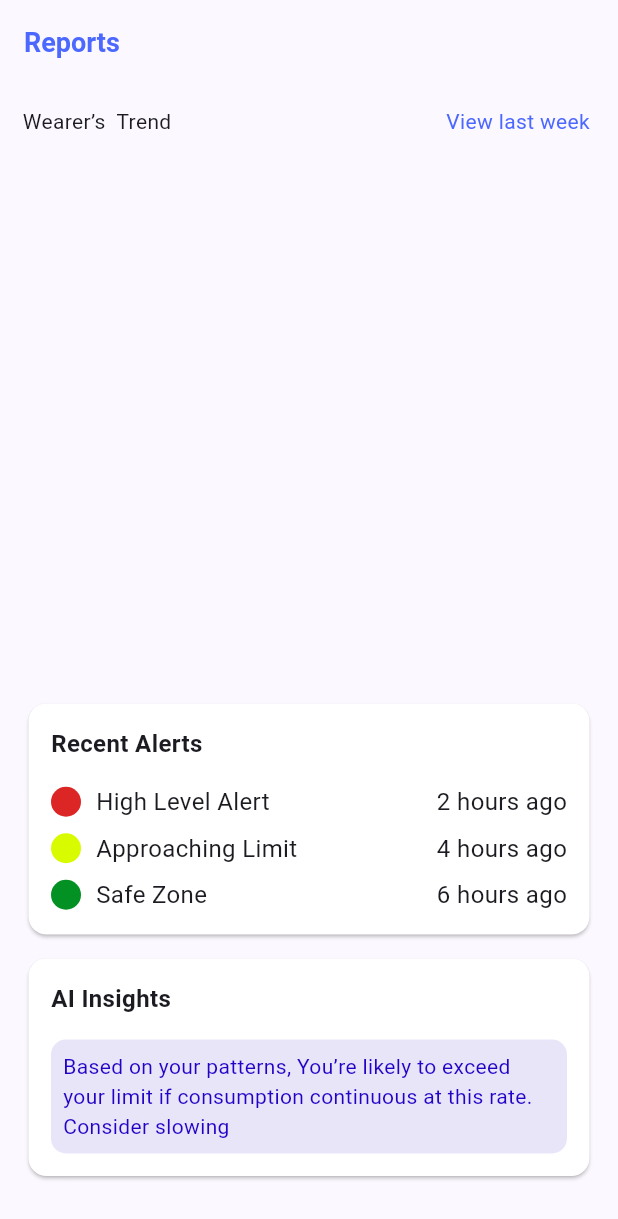
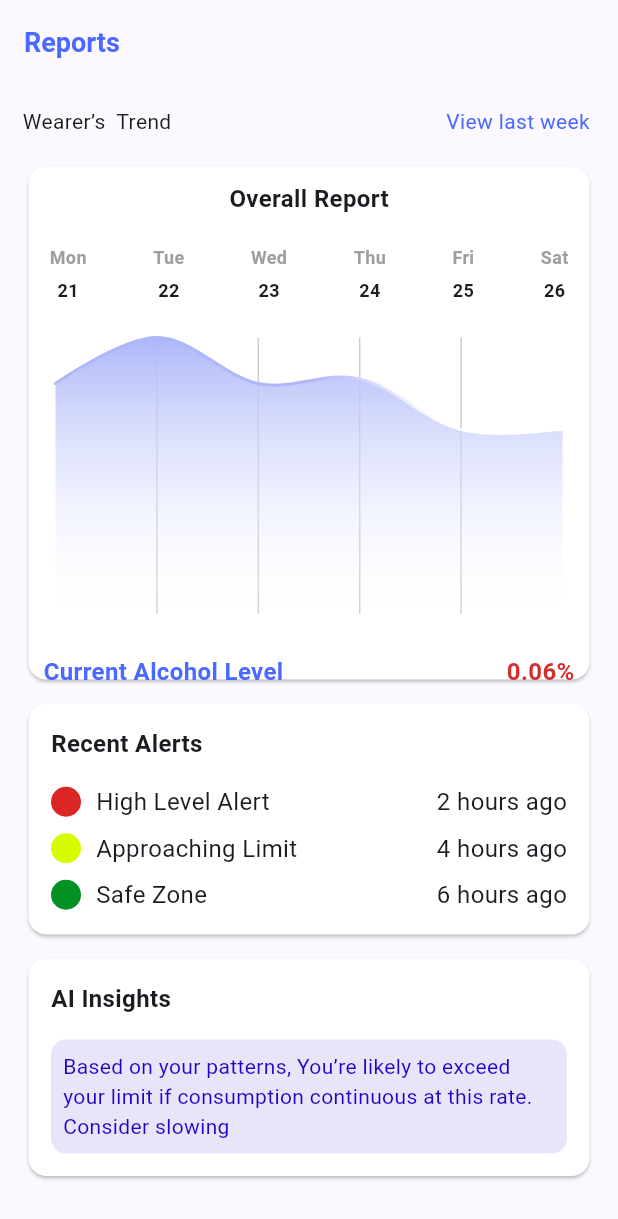
Before and after one commit to SapnnaRajput/Ok_Report, a Flutter app: the ReportScreen screen opened directly, on a phone screen of 412 x 824 dp. Shown: the top 1219 px of the screen. Run offline on Flutter 3.47's test engine with Material 3 defaults, Android fonts, the light colour scheme and no system bars; drawn by our look-alikes of fl_chart; our stand-ins replace flutter_svg, get, google_fonts, intl_phone_number_input, syncfusion_flutter_gauges, table_calendar.

Commit message:
pushPlanScreen&AIscreen

```diff
--- a/lib/report_screen/graphChart_Custom.dart
+++ b/lib/report_screen/graphChart_Custom.dart
@@ -1,184 +1,184 @@
-//
-// import 'package:fl_chart/fl_chart.dart';
-// import 'package:flutter/cupertino.dart';
-// import 'package:flutter/material.dart';
-// import 'package:intl/intl.dart';
-//
-// import '../utils/constants/colors.dart';
-//
-//
-// class graphChart_Custom extends StatefulWidget {
-//   const graphChart_Custom({super.key});
-//
-//   @override
-//   State<graphChart_Custom> createState() => _LineChartSample2State();
-// }
-//
-// class _LineChartSample2State extends State<graphChart_Custom> {
-//   List<Color> gradientColors = [
-//     const Color(0xFFADB7F9),
-//     const Color(0xFFADB7F9),
-//     const Color(0xFFADB7F9),
-//     const Color(0xFFFFFFFF),
-//     const Color(0xFFFFFFFF),
-//
-//   ];
-//
-//   bool showAvg = false;
-//
-//   @override
-//   Widget build(BuildContext context) {
-//     DateTime currentDate = DateTime.now();
-//     List<String> weekdays = ['Mon', 'Tue', 'Wed', 'Thu', 'Fri', 'Sat'];
-//     List<String> dates = List.generate(6, (index) {
-//       // Calculate date for the current day (Mon, Tue, ...)
-//       DateTime day = currentDate.subtract(Duration(days: currentDate.weekday - (index + 1)));
-//       return DateFormat('d').format(day);
-//     });
-//
-//     return Padding(
-//       padding: const EdgeInsets.all(10.0),
-//       child: Column(
-//         children: [
-//           // Days of week header with green background
-//           const Text(
-//             'Overall Report',
-//             style: TextStyle(fontWeight: FontWeight.bold, fontSize: 16),
-//           ),
-//           const SizedBox(height: 15),
-//           SizedBox(
-//             height: 54,
-//             child: Row(
-//               mainAxisAlignment: MainAxisAlignment.spaceBetween,
-//               children: List.generate(6, (index) {
-//                 return Container(
-//                   padding: const EdgeInsets.all(4),
-//                   child: Column(
-//                     children: [
-//                       Text(
-//                         weekdays[index],
-//                         style: const TextStyle(fontWeight: FontWeight.bold, color: Colors.grey, fontSize: 12),
-//                       ),
-//                       const SizedBox(height: 5,),
-//                       Text(
-//                         dates[index],
-//                         style: const TextStyle(fontWeight: FontWeight.bold, fontSize: 12),
-//                       )
-//                     ],
-//                   ),
-//                 );
-//               }),
-//             ),
-//           ),
-//           // Chart with toggle button
-//           Stack(
-//             children: <Widget>[
-//               AspectRatio(
-//                 aspectRatio: 1.70,
-//                 child: Padding(
-//                   padding: const EdgeInsets.only(
-//                     right: 8,
-//                     left: 8,
-//                     top: 12,  // Reduced top padding
-//                     bottom: 12,
-//                   ),
-//                   child: LineChart(
-//                     mainData(),
-//                   ),
-//                 ),
-//               ),
-//
-//             ],
-//           ),
-//           const SizedBox(height: 15),
-//           const Row(
-//             mainAxisAlignment: MainAxisAlignment.spaceBetween,
-//             children: [
-//               Text(
-//                 "Current Alcohol Level",
-//                 style: TextStyle(fontSize: 16, fontWeight: FontWeight.bold, color: ORColors.buttonPrimary,),
-//               ),
-//               Text(
-//                 "0.06%",
-//                 style: TextStyle(fontSize: 16, fontWeight: FontWeight.bold, color: ORColors.error),
-//               ),
-//             ],
-//           ),
-//         ],
-//       ),
-//     );
-//   }
-//
-//   LineChartData mainData() {
-//     return LineChartData(
-//       titlesData: const FlTitlesData(
-//         show: false,
-//         rightTitles: AxisTitles(
-//           sideTitles: SideTitles(showTitles: true),
-//         ),
-//         topTitles: AxisTitles(
-//           sideTitles: SideTitles(showTitles: false),
-//         ),
-//         bottomTitles: AxisTitles(
-//           sideTitles: SideTitles(
-//             showTitles: true,
-//             reservedSize: 30,
-//             interval: 1,
-//           ),
-//         ),
-//       ),
-//       borderData: FlBorderData(
-//         show: false, // This hides the border around the chart
-//       ),
-//       gridData: FlGridData(
-//         show: true,
-//         drawHorizontalLine: false,
-//         drawVerticalLine: true,
-//         verticalInterval: 2, // Creates 5 intervals (0-10 divided by 2)
-//         getDrawingVerticalLine: (value) {
-//           // For 6 vertical lines (including start/end), use maxX divided by 5
-//           return FlLine(
-//             color: Colors.grey.withOpacity(0.5),
-//             strokeWidth: 1,
-//           );
-//         },
-//       ),
-//       minX: 0,
-//       maxX: 10, // Adjusted for 6 days (0-10 with interval)
-//       minY: 0,
-//       maxY: 6,
-//       lineBarsData: [
-//         LineChartBarData(
-//           spots: const [
-//             FlSpot(0, 5),
-//             FlSpot(2, 6),
-//             FlSpot(4, 5),
-//             FlSpot(6, 5.1),
-//             FlSpot(8, 4),
-//             FlSpot(10, 4),
-//           ],
-//           isCurved: true,
-//           gradient: LinearGradient(
-//             colors: gradientColors,
-//           ),
-//           isStrokeCapRound: true,
-//           dotData: const FlDotData(
-//             show: false,
-//           ),
-//           belowBarData: BarAreaData(
-//             show: true,
-//             gradient: LinearGradient(
-//               begin: Alignment.topCenter,
-//               end: Alignment.bottomCenter,
-//               colors: [
-//                 gradientColors.first, // Full purple at top
-//                 Colors.white.withOpacity(0.1), // Near-transparent white at bottom
-//               ],
-//               stops: const [0.0, 1.0], // Full gradient span
-//             ),
-//           ),
-//         ),
-//       ],
-//     );
-//   }
-// }
+
+import 'package:fl_chart/fl_chart.dart';
+import 'package:flutter/cupertino.dart';
+import 'package:flutter/material.dart';
+import 'package:intl/intl.dart';
+
+import '../utils/constants/colors.dart';
+
+
+class graphChart_Custom extends StatefulWidget {
+  const graphChart_Custom({super.key});
+
+  @override
+  State<graphChart_Custom> createState() => _LineChartSample2State();
+}
+
+class _LineChartSample2State extends State<graphChart_Custom> {
+  List<Color> gradientColors = [
+    const Color(0xFFADB7F9),
+    const Color(0xFFADB7F9),
+    const Color(0xFFADB7F9),
+    const Color(0xFFFFFFFF),
+    const Color(0xFFFFFFFF),
+
+  ];
+
+  bool showAvg = false;
+
+  @override
+  Widget build(BuildContext context) {
+    DateTime currentDate = DateTime.now();
+    List<String> weekdays = ['Mon', 'Tue', 'Wed', 'Thu', 'Fri', 'Sat'];
+    List<String> dates = List.generate(6, (index) {
+      // Calculate date for the current day (Mon, Tue, ...)
+      DateTime day = currentDate.subtract(Duration(days: currentDate.weekday - (index + 1)));
+      return DateFormat('d').format(day);
+    });
+
+    return Padding(
+      padding: const EdgeInsets.all(10.0),
+      child: Column(
+        children: [
+          // Days of week header with green background
+          const Text(
+            'Overall Report',
+            style: TextStyle(fontWeight: FontWeight.bold, fontSize: 16),
+          ),
+          const SizedBox(height: 15),
+          SizedBox(
+            height: 54,
+            child: Row(
+              mainAxisAlignment: MainAxisAlignment.spaceBetween,
+              children: List.generate(6, (index) {
+                return Container(
+                  padding: const EdgeInsets.all(4),
+                  child: Column(
+                    children: [
+                      Text(
+                        weekdays[index],
+                        style: const TextStyle(fontWeight: FontWeight.bold, color: Colors.grey, fontSize: 12),
+                      ),
+                      const SizedBox(height: 5,),
+                      Text(
+                        dates[index],
+                        style: const TextStyle(fontWeight: FontWeight.bold, fontSize: 12),
+                      )
+                    ],
+                  ),
+                );
+              }),
+            ),
+          ),
+          // Chart with toggle button
+          Stack(
+            children: <Widget>[
+              AspectRatio(
+                aspectRatio: 1.70,
+                child: Padding(
+                  padding: const EdgeInsets.only(
+                    right: 8,
+                    left: 8,
+                    top: 12,  // Reduced top padding
+                    bottom: 12,
+                  ),
+                  child: LineChart(
+                    mainData(),
+                  ),
+                ),
+              ),
+
+            ],
+          ),
+          const SizedBox(height: 15),
+          const Row(
+            mainAxisAlignment: MainAxisAlignment.spaceBetween,
+            children: [
+              Text(
+                "Current Alcohol Level",
+                style: TextStyle(fontSize: 16, fontWeight: FontWeight.bold, color: ORColors.buttonPrimary,),
+              ),
+              Text(
+                "0.06%",
+                style: TextStyle(fontSize: 16, fontWeight: FontWeight.bold, color: ORColors.error),
+              ),
+            ],
+          ),
+        ],
+      ),
+    );
+  }
+
+  LineChartData mainData() {
+    return LineChartData(
+      titlesData: const FlTitlesData(
+        show: false,
+        rightTitles: AxisTitles(
+          sideTitles: SideTitles(showTitles: true),
+        ),
+        topTitles: AxisTitles(
+          sideTitles: SideTitles(showTitles: false),
+        ),
+        bottomTitles: AxisTitles(
+          sideTitles: SideTitles(
+            showTitles: true,
+            reservedSize: 30,
+            interval: 1,
+          ),
+        ),
+      ),
+      borderData: FlBorderData(
+        show: false, // This hides the border around the chart
+      ),
+      gridData: FlGridData(
+        show: true,
+        drawHorizontalLine: false,
+        drawVerticalLine: true,
+        verticalInterval: 2, // Creates 5 intervals (0-10 divided by 2)
+        getDrawingVerticalLine: (value) {
+          // For 6 vertical lines (including start/end), use maxX divided by 5
+          return FlLine(
+            color: Colors.grey.withOpacity(0.5),
+            strokeWidth: 1,
+          );
+        },
+      ),
+      minX: 0,
+      maxX: 10, // Adjusted for 6 days (0-10 with interval)
+      minY: 0,
+      maxY: 6,
+      lineBarsData: [
+        LineChartBarData(
+          spots: const [
+            FlSpot(0, 5),
+            FlSpot(2, 6),
+            FlSpot(4, 5),
+            FlSpot(6, 5.1),
+            FlSpot(8, 4),
+            FlSpot(10, 4),
+          ],
+          isCurved: true,
+          gradient: LinearGradient(
+            colors: gradientColors,
+          ),
+          isStrokeCapRound: true,
+          dotData: const FlDotData(
+            show: false,
+          ),
+          belowBarData: BarAreaData(
+            show: true,
+            gradient: LinearGradient(
+              begin: Alignment.topCenter,
+              end: Alignment.bottomCenter,
+              colors: [
+                gradientColors.first, // Full purple at top
+                Colors.white.withOpacity(0.1), // Near-transparent white at bottom
+              ],
+              stops: const [0.0, 1.0], // Full gradient span
+            ),
+          ),
+        ),
+      ],
+    );
+  }
+}
--- a/lib/report_screen/report_screen.dart
+++ b/lib/report_screen/report_screen.dart
@@ -1,5 +1,6 @@
 import 'package:flutter/cupertino.dart';
 import 'package:flutter/material.dart';
+import '../plan_screen/plan_screen.dart';
 import '../utils/constants/colors.dart';
 import 'graphChart_Custom.dart';
 
@@ -47,7 +48,7 @@ class ReportScreen extends StatelessWidget {
               height: 350,
               child: Card(
                   color: Colors.white,
-                  // child: graphChart_Custom()
+                   child: graphChart_Custom()
               ),
             ),
             const SizedBox(height: 8),
@@ -86,7 +87,11 @@ class ReportScreen extends StatelessWidget {
               ),
             ),
             const SizedBox(height: 8),
-            Card(
+            InkWell(
+              onTap: (){
+                Navigator.push(context, MaterialPageRoute(builder: (context) => const PlanScreen()));
+              },
+              child: Card(
                 elevation: 1,
                 color: const Color(0xFFFFFFFF),
                 child: Padding(
@@ -112,6 +117,7 @@ class ReportScreen extends StatelessWidget {
                         ),
                       )
                     ],
+                  ),
                 ),
               ),
             ),
```
Also changed, not shown: lib/plan_screen/ai_screen.dart (added, +157 -0 lines), lib/plan_screen/plan_screen.dart (added, +188 -0 lines), assets/images/Ellipse.png (added), assets/images/Menu.png (added), assets/images/Mic.png (added), assets/images/Send.png (added), assets/images/amazon_pay .png (added), assets/images/arrowRight.png (added), assets/images/caredit_debit_card.png (added), assets/images/cash_app.png (added), assets/images/googlepay.png (added), assets/images/paypal.png (added), assets/images/shieldCheck.png (added), assets/images/upi.png (added), 2 more files. Lines whose indentation alone changed are shown as unchanged.
